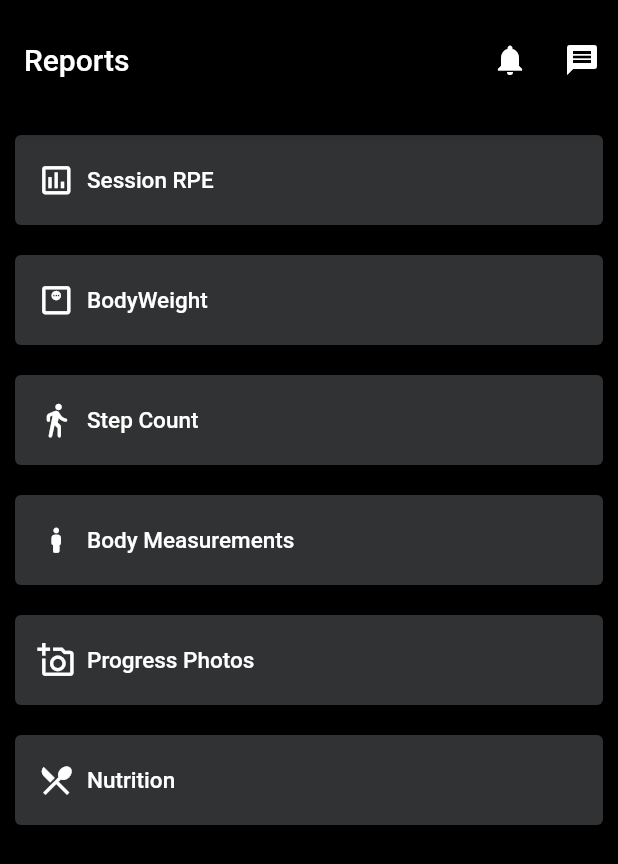
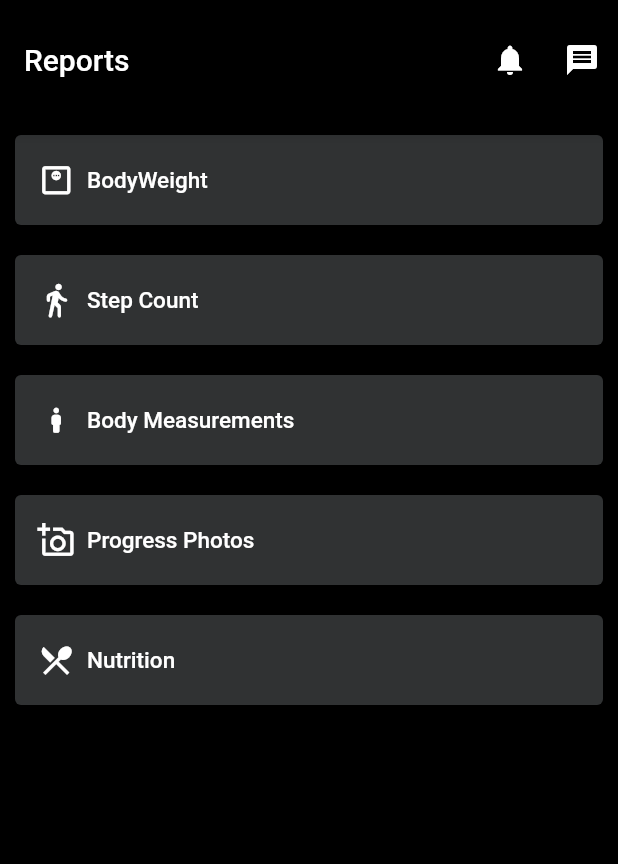
Before and after one commit to engyelgohary/Graduation_project, a Flutter app: the Reports screen opened directly, on a phone screen of 412 x 824 dp. Shown: the top 864 px of the screen. Run offline on Flutter 3.47's test engine with Material 2 defaults, Android fonts, the phone set to English and light mode, and no system bars; our stand-ins replace charts_flutter, cloud_firestore, email_validator, firebase_auth, firebase_core, firebase_storage and 4 more; accounts and stored records are empty.

Commit message:
new edit

```diff
--- a/lib/pages/nav_pages/reports_page.dart
+++ b/lib/pages/nav_pages/reports_page.dart
@@ -33,22 +33,6 @@ class _ReportsState extends State<Reports> {
 
           child: Column(
             children: [
-             Container(
-              padding: EdgeInsets.all(10),
-              child: ElevatedButton.icon(
-                style: ElevatedButton.styleFrom(
-                  minimumSize: Size(425, 60),
-                  primary:Color.fromARGB(255, 48, 50, 51),
-                   padding: EdgeInsets.all(15),
-                   alignment: Alignment.centerLeft
-                ),
-                onPressed: (){
-                  Navigator.pushNamed(context, '/PRE');
-                },
-                 icon: Icon(Icons.insert_chart_outlined_outlined,color: Colors.white,size: 25,),
-                 label: Text('Session RPE' , style: TextStyle(fontSize: 15,),),
-                 ),
-             ),
               Container(
               padding: EdgeInsets.all(10),
               child: ElevatedButton.icon(
```
